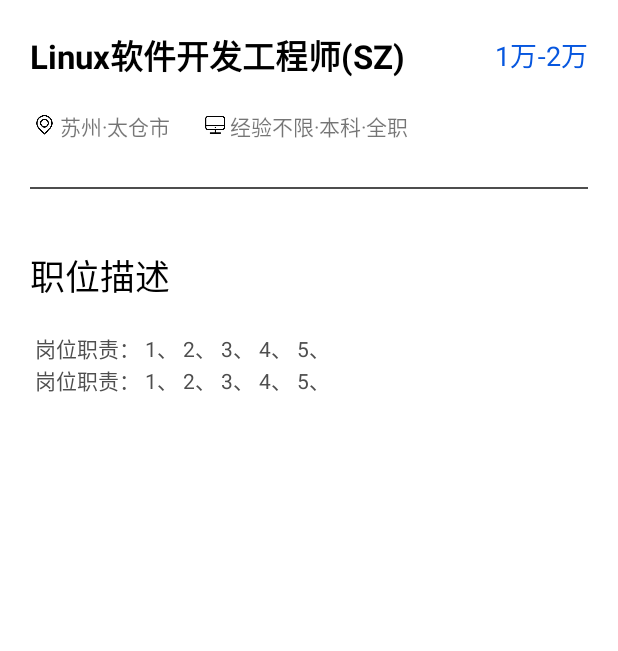
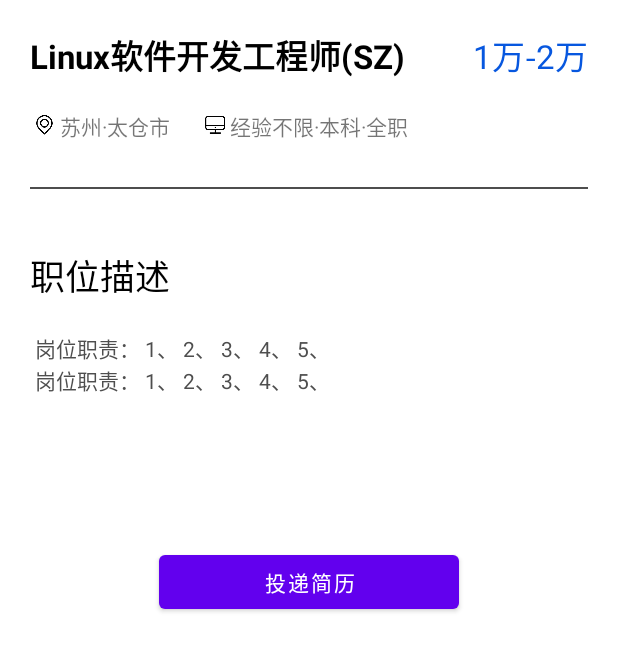
Before and after one commit to zhang-qihao/jiezhi-Android, an Android app: the JobDetail screen opened directly, with no data from a screen before it, on a phone screen of 412 x 824 dp. Shown: the top 651 px of the screen. Run offline under Robolectric (Android 15) with nearby library versions, the phone set to English and light mode, and no system bars.

```diff
--- a/app/src/main/java/com/zqh/mysystem/activity/JobDetail.java
+++ b/app/src/main/java/com/zqh/mysystem/activity/JobDetail.java
@@ -6,7 +6,10 @@ import android.annotation.SuppressLint;
 import android.content.Intent;
 import android.os.Bundle;
 import android.util.Log;
+import android.view.View;
+import android.widget.Button;
 import android.widget.TextView;
+import android.widget.Toast;
 
 import com.zqh.mysystem.R;
 import com.zqh.mysystem.bean.job_infos;
@@ -25,6 +28,7 @@ public class JobDetail extends AppCompatActivity {
     ArrayList<job_infos> jobs = new ArrayList<>();
 
     TextView job_name, salary, location, job_require;
+    Button btn_post;
     String jid;
 
     @Override
@@ -40,7 +44,22 @@ public class JobDetail extends AppCompatActivity {
         salary = findViewById(R.id.tv_detail_salary);
         location = findViewById(R.id.tv_detail_location);
         job_require = findViewById(R.id.tv_detail_require);
+        btn_post = findViewById(R.id.btn_post);
 
+        GetIntent();
+
+        btn_post.setOnClickListener(new View.OnClickListener() {
+            @Override
+            public void onClick(View view) {
+                if (postResume(jid))
+                    Toast.makeText(JobDetail.this, "投递成功", Toast.LENGTH_SHORT).show();
+                else
+                    Toast.makeText(JobDetail.this, "投递失败", Toast.LENGTH_SHORT).show();
+            }
+        });
+    }
+
+    private void GetIntent() {
         Intent intent = getIntent();
         jid = intent.getStringExtra("jid");
     }
@@ -55,14 +74,26 @@ public class JobDetail extends AppCompatActivity {
     }
 
     /**
+     * @param query: jid
      * @return void
      * @author Zhangqihao
-     * @description /getJob HTTP 请求
-     * @date 2022/5/31
+     * @description /postResume HTTP 请求
+     * @date 2022/6/6
+     */
+    private boolean postResume(String query) {
+        return true;
+    }
+
+    /**
+     * @param query: jid
+     * @return void
+     * @author Zhangqihao
+     * @description /JobDetail HTTP 请求
+     * @date 2022/6/5
      */
     private void httpRequest(String query) {
-        Log.i("JobDetail", "jid: " + jid);
-        String url = "http://139.196.72.52:8080/getJobDetail/?jid=" + jid;
+        Log.i("JobDetail", "jid: " + query);
+        String url = "http://139.196.72.52:8080/getJobDetail/?jid=" + query;
         Log.i("JobDetail", "Try url: " + url);
         HttpUtil.sendRequestWithOkhttp(url , new Callback() {
             @Override
--- a/app/src/main/res/layout/activity_job_detail.xml
+++ b/app/src/main/res/layout/activity_job_detail.xml
@@ -8,18 +8,22 @@
     tools:context=".activity.JobDetail"
     android:padding="20dp">
 
-    <RelativeLayout
+    <LinearLayout
         android:layout_width="match_parent"
         android:layout_height="wrap_content">
 
         <TextView
             android:id="@+id/tv_detail_job_name"
-            android:layout_width="wrap_content"
+            android:layout_width="270dp"
             android:layout_height="wrap_content"
             android:text="Linux软件开发工程师(SZ)"
             android:textColor="@color/black"
             android:textSize="22sp"
             android:textStyle="bold" />
+
+        <RelativeLayout
+            android:layout_width="match_parent"
+            android:layout_height="match_parent">
 
             <TextView
                 android:id="@+id/tv_detail_salary"
@@ -28,10 +32,12 @@
                 android:layout_alignParentEnd="true"
                 android:layout_centerVertical="true"
                 android:text="1万-2万"
-            android:textSize="18sp"
-            android:textColor="@color/link_blue"/>
+                android:textColor="@color/link_blue"
+                android:textSize="22sp"/>
 
         </RelativeLayout>
+
+    </LinearLayout>
 
     <LinearLayout
         android:layout_width="match_parent"
@@ -91,5 +97,13 @@
         android:text="@string/gangweizhize"
         android:textColor="@color/dk_grey"/>
 
+    <Button
+        android:id="@+id/btn_post"
+        android:layout_width="200dp"
+        android:layout_height="wrap_content"
+        android:layout_marginTop="100dp"
+        android:layout_gravity="center_horizontal"
+        android:text="投递简历"/>
+
 
 </LinearLayout>
--- a/app/src/main/res/layout/job_preview_item.xml
+++ b/app/src/main/res/layout/job_preview_item.xml
@@ -106,13 +106,13 @@
             android:id="@+id/job_icon"
             android:layout_width="20dp"
             android:layout_height="20dp"
-            android:background="@drawable/icon_search"/>
+            android:background="@drawable/icon_book2"/>
 
         <TextView
             android:id="@+id/job_company"
             android:layout_width="wrap_content"
             android:layout_height="wrap_content"
-            android:layout_marginStart="10dp"
+            android:layout_marginStart="5dp"
             android:layout_gravity="center_vertical"
             android:text="常州建科股份"
             android:textSize="13sp"
```
Also changed, not shown: app/src/main/AndroidManifest.xml (+9 -0 lines), app/src/main/java/com/zqh/mysystem/activity/CheckPost.java (added, +16 -0 lines), app/src/main/java/com/zqh/mysystem/activity/CompanyHome.java (added, +50 -0 lines), app/src/main/java/com/zqh/mysystem/activity/MainActivity.java (+7 -1 lines), app/src/main/java/com/zqh/mysystem/activity/PublishJob.java (added, +16 -0 lines), app/src/main/res/layout/activity_check_post.xml (added, +9 -0 lines), app/src/main/res/layout/activity_company_home.xml (added, +31 -0 lines), app/src/main/res/layout/activity_publish_job.xml (added, +9 -0 lines), app/src/main/res/values/strings.xml (+5 -5 lines), app/src/main/res/drawable/icon_book2.png (added). Lines whose indentation alone changed are shown as unchanged.
